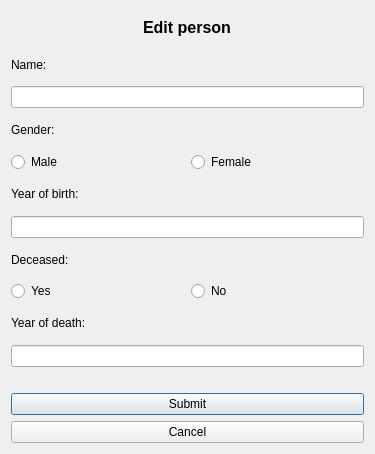
First picture: the form in Verklegt/editperson.ui, repository disaerna/T-113-VLN1, before the edit.
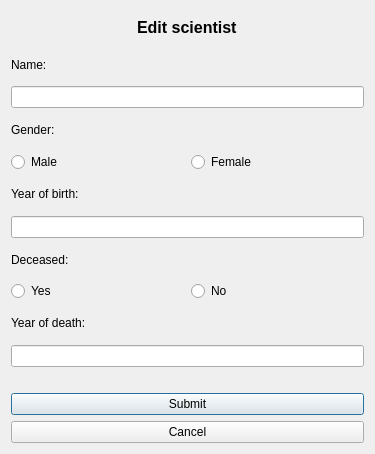
Second picture: the form after the edit.

```diff
--- a/Verklegt/editperson.ui
+++ b/Verklegt/editperson.ui
@@ -36,7 +36,7 @@
       <number>0</number>
      </property>
      <property name="text">
-      <string>Edit person</string>
+      <string>Edit scientist</string>
      </property>
     </widget>
    </item>
```
Left out of the diff: 2 changed lines with no effect on the pictures.
